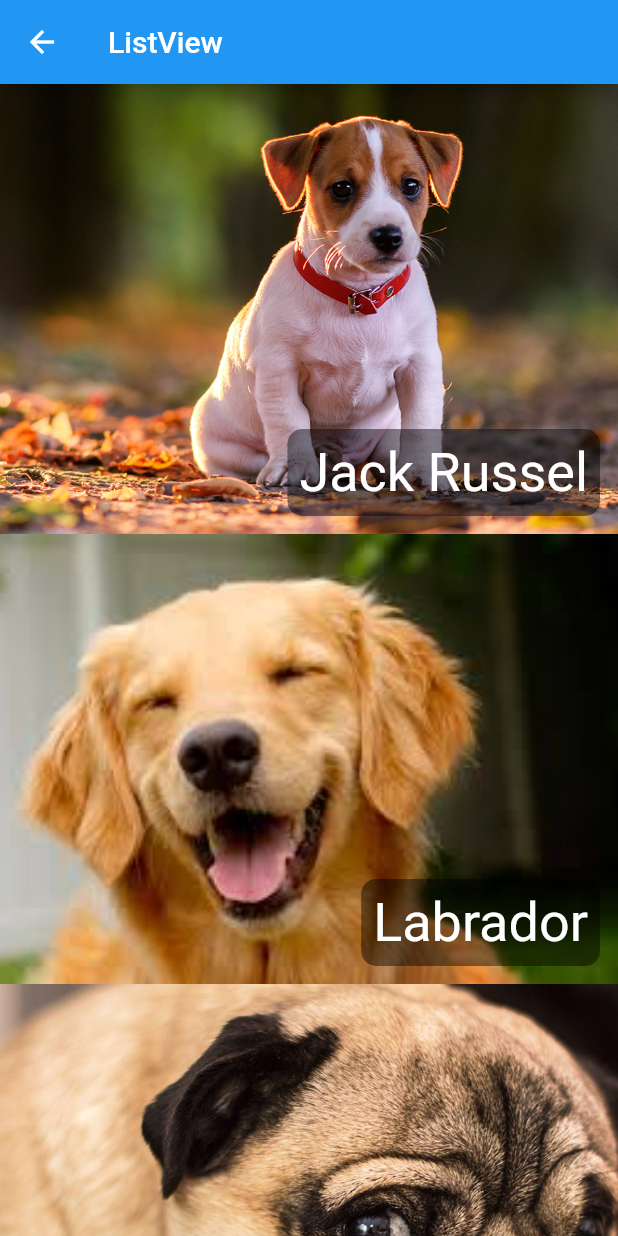
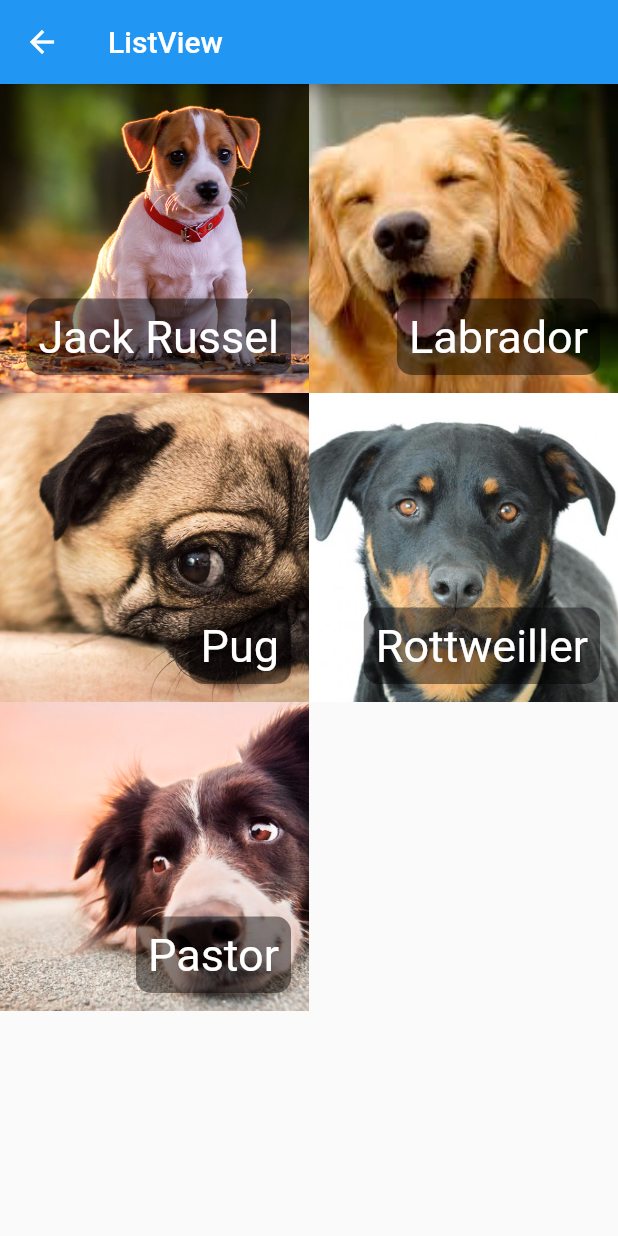
Before and after one commit to Jhow-A/basic-flutter, a Flutter app: the HelloListView screen opened directly, on a phone screen of 412 x 824 dp. Run offline on Flutter 3.47's test engine with Material 2 defaults, Android fonts, the phone set to English and light mode, and no system bars.

Commit message:
GridView.builder

```diff
--- a/lib/pages/hello_listview.dart
+++ b/lib/pages/hello_listview.dart
@@ -29,9 +29,10 @@ class HelloListView extends StatelessWidget {
       Dog("Pastor", "assets/images/dog5.png")
     ];
 
-    return ListView.builder(
+    return GridView.builder(
       itemCount: dogs.length,
-      itemExtent: 300,
+      gridDelegate: const SliverGridDelegateWithFixedCrossAxisCount(crossAxisCount: 2),
+      // itemExtent: 300,
       itemBuilder: (context, index) {
         Dog dog = dogs[index];
 
@@ -51,7 +52,7 @@ class HelloListView extends StatelessWidget {
                 child: Text(
                   dog.nome,
                   style: const TextStyle(
-                    fontSize: 36,
+                    fontSize: 30,
                     color: Colors.white,
                   ),
                 ),
```
